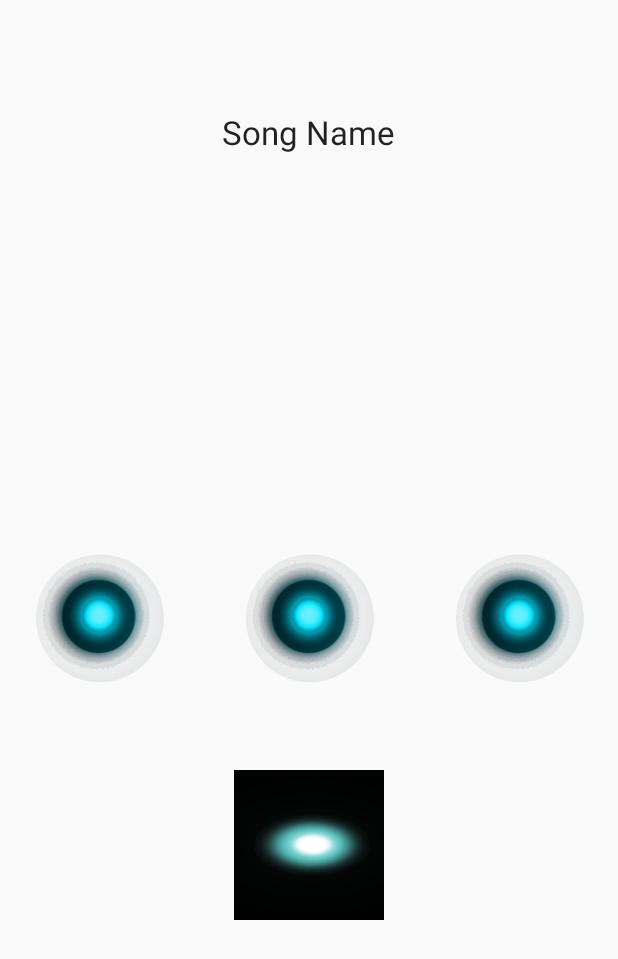
After one commit to DarkishKnight/Real-First-Draft, an Android app: the MusicPlayer screen opened directly, with no data from a screen before it, on a phone screen of 412 x 824 dp. The commit adds this screen. Shown: the top 959 px of the screen. Run offline under Robolectric (Android 15) with nearby library versions, the phone set to English and light mode, and no system bars.

Commit message:
Second Commit, with recorder in tact and start of list view activity Third Commit, with new activity to handle music playback

```diff
--- /dev/null
+++ b/app/src/main/java/com/liam/realfirstdraft/MusicPlayer.java
@@ -0,0 +1,110 @@
+package com.liam.realfirstdraft;
+
+import android.app.AlertDialog;
+import android.content.DialogInterface;
+import android.media.MediaPlayer;
+import android.os.Bundle;
+import android.os.Environment;
+import android.support.design.widget.FloatingActionButton;
+import android.support.design.widget.Snackbar;
+import android.support.v7.app.AppCompatActivity;
+import android.support.v7.widget.Toolbar;
+import android.text.InputType;
+import android.view.View;
+import android.widget.EditText;
+import android.widget.ImageButton;
+import android.widget.TextView;
+
+import java.io.File;
+import java.io.IOException;
+import java.util.ArrayList;
+
+public class MusicPlayer extends AppCompatActivity {
+
+    String saveToFileName;
+    File songNameText;
+    int getSongPosition;
+
+    //protected void saveFile() {
+
+      //  File newFile = new File(songNameText.getParent()+File.separator+saveToFileName);
+      //  songNameText.renameTo(newFile);
+
+     //  File extDirectory = new File(Environment.getExternalStorageDirectory(),"Humposer");
+      //  File[] fileList = extDirectory.listFiles();
+    //  for (int i=0; i<fileList.length; i++) {
+     //       System.out.println(fileList[i].getAbsoluteFile());
+    //   }
+       // ArrayList<String> fileList; // Initialize all this stuff
+
+        //int getSongPosition(String fileList) {
+       //     return fileList.indexOf(category);
+       // }
+   // }
+  @Override
+    protected void onCreate(Bundle savedInstanceState) {
+        super.onCreate(savedInstanceState);
+        setContentView(R.layout.activity_music_player);
+
+        final TextView songNameText = (TextView) findViewById(R.id.songNameText);
+
+        ImageButton renameButton = (ImageButton) findViewById(R.id.renameButton);
+
+        renameButton.setOnClickListener(
+                new ImageButton.OnClickListener(){
+                    @Override
+                    public void onClick(View v) {
+                        AlertDialog.Builder builder = new AlertDialog.Builder(MusicPlayer.this);
+                        builder.setTitle("Song Title Here");
+
+                        final EditText input = new EditText(MusicPlayer.this);
+// Specify the type of input expected; this, for example, sets the input as a password, and will mask the text
+                        input.setInputType(InputType.TYPE_CLASS_TEXT);
+                        builder.setView(input);
+
+// Set up the buttons
+                        builder.setPositiveButton("OK", new DialogInterface.OnClickListener() {
+                            @Override
+                            public void onClick(DialogInterface dialog, int which) {
+                                saveToFileName = input.getText().toString();
+                          //      saveFile();
+                                // File (or directory) with old name
+                                songNameText.setText(input.getText());
+
+                                File file = new File(String.valueOf((songNameText)));
+
+// File (or directory) with new name
+                                File file2 = new File(saveToFileName);
+
+                                if (file2.exists())
+                                    try {
+                                        throw new IOException("file exists");
+                                    } catch (IOException e) {
+                                        e.printStackTrace();
+                                    }
+
+// Rename file (or directory)
+                                boolean success = file.renameTo(file2);
+
+                                if (!success) {
+                                    // File was not successfully renamed
+                                }
+                            }
+                        });
+                        builder.setNegativeButton("Cancel", new DialogInterface.OnClickListener() {
+                            @Override
+                            public void onClick(DialogInterface dialog, int which) {
+                                dialog.cancel();
+                            }
+                        });
+
+                        builder.show();
+                    }
+
+                }
+        );
+    }
+
+
+
+}
--- a/app/src/main/java/com/liam/realfirstdraft/RecorderPage.java
+++ b/app/src/main/java/com/liam/realfirstdraft/RecorderPage.java
@@ -58,6 +58,8 @@ public class RecorderPage extends AppCompatActivity {
         }
 
     }
+
+
 
     @Override
     protected void onCreate(Bundle savedInstanceState) {
--- /dev/null
+++ b/app/src/main/res/layout/activity_music_player.xml
@@ -0,0 +1,19 @@
+<?xml version="1.0" encoding="utf-8"?>
+<android.support.design.widget.CoordinatorLayout xmlns:android="http://schemas.android.com/apk/res/android"
+    xmlns:app="http://schemas.android.com/apk/res-auto"
+    xmlns:tools="http://schemas.android.com/tools"
+    android:layout_width="match_parent"
+    android:layout_height="match_parent"
+    android:fitsSystemWindows="true"
+    tools:context="com.liam.realfirstdraft.MusicPlayer">
+
+    <android.support.design.widget.AppBarLayout
+        android:layout_width="match_parent"
+        android:layout_height="wrap_content"
+        android:theme="@style/AppTheme.AppBarOverlay">
+
+    </android.support.design.widget.AppBarLayout>
+
+    <include layout="@layout/content_music_player" />
+
+</android.support.design.widget.CoordinatorLayout>
--- a/app/src/main/res/layout/content_music_page.xml
+++ b/app/src/main/res/layout/content_music_page.xml
@@ -25,4 +25,5 @@
         android:id="@+id/listView"
         android:layout_centerHorizontal="true"
         android:layout_below="@+id/backButton1" />
+
 </RelativeLayout>
--- /dev/null
+++ b/app/src/main/res/layout/content_music_player.xml
@@ -0,0 +1,60 @@
+<?xml version="1.0" encoding="utf-8"?>
+<RelativeLayout xmlns:android="http://schemas.android.com/apk/res/android"
+    xmlns:app="http://schemas.android.com/apk/res-auto"
+    xmlns:tools="http://schemas.android.com/tools"
+    android:layout_width="match_parent"
+    android:layout_height="match_parent"
+    android:paddingBottom="@dimen/activity_vertical_margin"
+    android:paddingLeft="@dimen/activity_horizontal_margin"
+    android:paddingRight="@dimen/activity_horizontal_margin"
+    android:paddingTop="@dimen/activity_vertical_margin"
+    app:layout_behavior="@string/appbar_scrolling_view_behavior"
+    tools:context="com.liam.realfirstdraft.MusicPlayer"
+    tools:showIn="@layout/activity_music_player">
+
+    <TextView
+        android:layout_width="wrap_content"
+        android:layout_height="wrap_content"
+        android:textAppearance="?android:attr/textAppearanceLarge"
+        android:text="Song Name"
+        android:id="@+id/songNameText"
+        android:layout_alignParentTop="true"
+        android:layout_centerHorizontal="true"
+        android:layout_marginTop="57dp" />
+
+    <ImageButton
+        android:layout_width="100dp"
+        android:layout_height="100dp"
+        android:id="@+id/deleteButton"
+        android:layout_centerVertical="true"
+        android:layout_alignParentLeft="true"
+        android:layout_alignParentStart="true"
+        android:background="@drawable/button" />
+
+    <ImageButton
+        android:layout_width="100dp"
+        android:layout_height="100dp"
+        android:id="@+id/playButton"
+        android:layout_centerVertical="true"
+        android:layout_centerHorizontal="true"
+        android:background="@drawable/button" />
+
+    <ImageButton
+        android:layout_width="100dp"
+        android:layout_height="100dp"
+        android:id="@+id/renameButton"
+        android:layout_alignTop="@+id/playButton"
+        android:layout_alignParentRight="true"
+        android:layout_alignParentEnd="true"
+        android:background="@drawable/button" />
+
+    <ImageButton
+        android:layout_width="100dp"
+        android:layout_height="100dp"
+        android:id="@+id/anylButton"
+        android:layout_below="@+id/deleteButton"
+        android:layout_centerHorizontal="true"
+        android:layout_marginTop="51dp"
+        android:background="@drawable/background" />
+
+</RelativeLayout>
--- a/app/src/main/res/values-v21/styles.xml
+++ b/app/src/main/res/values-v21/styles.xml
@@ -1,4 +1,5 @@
 <resources>>
+
     <style name="AppTheme.NoActionBar">
         <item name="windowActionBar">false</item>
         <item name="windowNoTitle">true</item>
--- a/app/src/main/res/values/strings.xml
+++ b/app/src/main/res/values/strings.xml
@@ -99,4 +99,5 @@
     </string>
     <string name="title_activity_music_page">MusicPage</string>
     <string name="title_activity_recorder_page">RecorderPage</string>
+    <string name="title_activity_music_player">MusicPlayer</string>
 </resources>
--- a/app/src/main/res/values/styles.xml
+++ b/app/src/main/res/values/styles.xml
@@ -7,11 +7,14 @@
         <item name="colorPrimaryDark">@color/colorPrimaryDark</item>
         <item name="colorAccent">@color/colorAccent</item>
     </style>
+
     <style name="AppTheme.NoActionBar">
         <item name="windowActionBar">false</item>
         <item name="windowNoTitle">true</item>
     </style>
+
     <style name="AppTheme.AppBarOverlay" parent="ThemeOverlay.AppCompat.Dark.ActionBar" />
+
     <style name="AppTheme.PopupOverlay" parent="ThemeOverlay.AppCompat.Light" />
 
 </resources>
```
Also changed, not shown: app/src/main/AndroidManifest.xml (+16 -14 lines), app/src/main/java/com/liam/realfirstdraft/MusicAdapter.java (added, +49 -0 lines), app/src/main/java/com/liam/realfirstdraft/MusicPage.java (+36 -55 lines).
